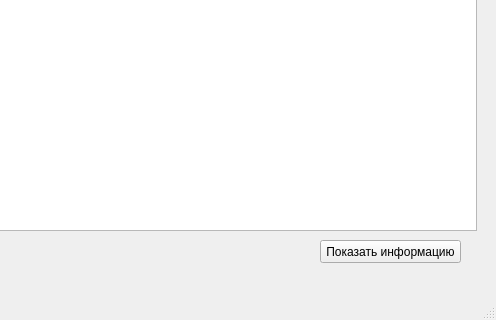
First picture: the form in main.ui, repository PyGalina/git_project1, before the edit; both pictures show x 304 to 800 and y 280 to 600 of the 800 by 600 pixel window.
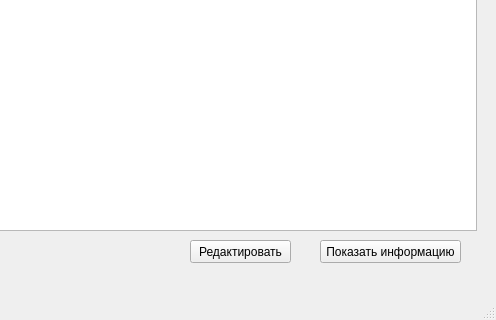
Second picture: the form after the edit.

What changed in the file:
```diff
--- a/main.ui
+++ b/main.ui
@@ -37,6 +37,19 @@
      </rect>
     </property>
    </widget>
+   <widget class="QPushButton" name="editbtn">
+    <property name="geometry">
+     <rect>
+      <x>494</x>
+      <y>520</y>
+      <width>101</width>
+      <height>23</height>
+     </rect>
+    </property>
+    <property name="text">
+     <string>Редактировать</string>
+    </property>
+   </widget>
   </widget>
   <widget class="QMenuBar" name="menubar">
    <property name="geometry">
```
